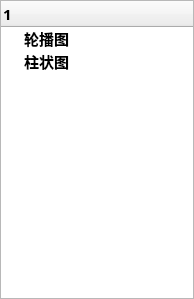
Old version of the form maincontent/controltreewidget.ui in the repository YYC572652645/QCoolPage.
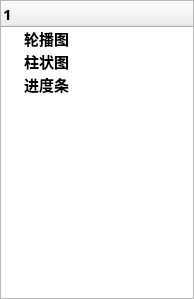
New version of the form.

What changed in the file:
```diff
--- a/maincontent/controltreewidget.ui
+++ b/maincontent/controltreewidget.ui
@@ -54,6 +54,11 @@
        <string>柱状图</string>
       </property>
      </item>
+     <item>
+      <property name="text">
+       <string>进度条</string>
+      </property>
+     </item>
     </widget>
    </item>
   </layout>
```
